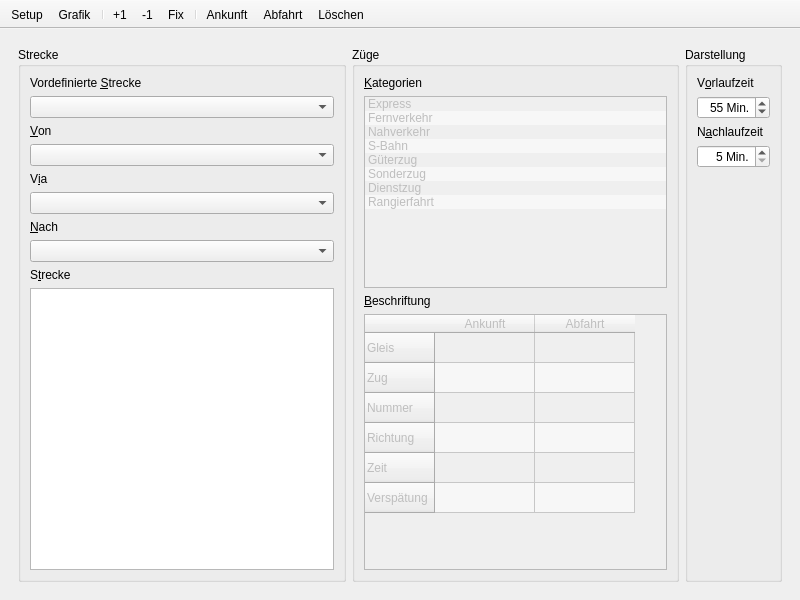
Before: the Qt Designer form stskit/qt/bildfahrplan.ui in topological-state/stskit, drawn with Qt 5.
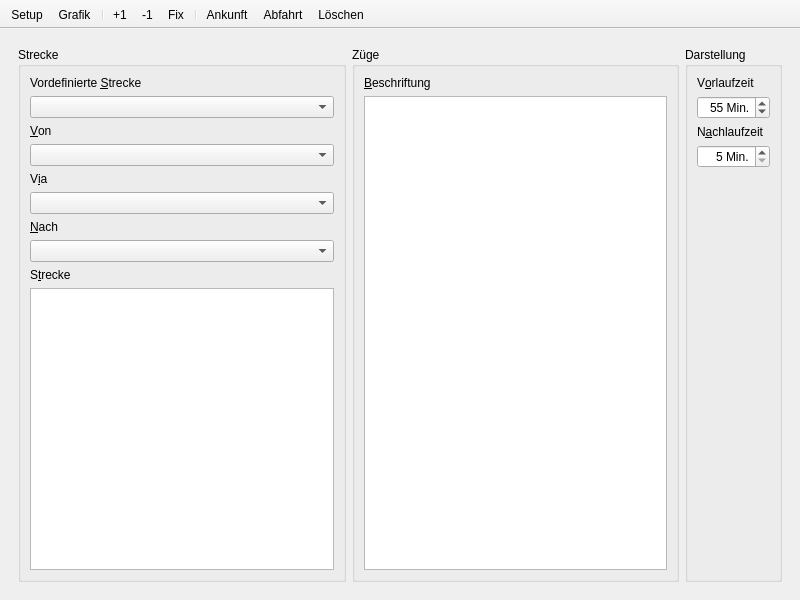
After: the same form once the commit is applied. The open tabs and pages were chosen to show the change. Icons and pictures are not drawn.

What changed in the file:
```diff
--- a/stskit/qt/bildfahrplan.ui
+++ b/stskit/qt/bildfahrplan.ui
@@ -117,75 +117,6 @@
             <layout class="QVBoxLayout" name="verticalLayout_7">
              <item>
               <layout class="QVBoxLayout" name="zuege_layout">
-               <item>
-                <widget class="QLabel" name="kategorien_label">
-                 <property name="text">
-                  <string>&amp;Kategorien</string>
-                 </property>
-                 <property name="buddy">
-                  <cstring>kategorien_list</cstring>
-                 </property>
-                </widget>
-               </item>
-               <item>
-                <widget class="QListWidget" name="kategorien_list">
-                 <property name="enabled">
-                  <bool>false</bool>
-                 </property>
-                 <property name="sizePolicy">
-                  <sizepolicy hsizetype="Expanding" vsizetype="Preferred">
-                   <horstretch>0</horstretch>
-                   <verstretch>0</verstretch>
-                  </sizepolicy>
-                 </property>
-                 <property name="alternatingRowColors">
-                  <bool>true</bool>
-                 </property>
-                 <property name="selectionBehavior">
-                  <enum>QAbstractItemView::SelectRows</enum>
-                 </property>
-                 <item>
-                  <property name="text">
-                   <string>Express</string>
-                  </property>
-                 </item>
-                 <item>
-                  <property name="text">
-                   <string>Fernverkehr</string>
-                  </property>
-                 </item>
-                 <item>
-                  <property name="text">
-                   <string>Nahverkehr</string>
-                  </property>
-                 </item>
-                 <item>
-                  <property name="text">
-                   <string>S-Bahn</string>
-                  </property>
-                 </item>
-                 <item>
-                  <property name="text">
-                   <string>Güterzug</string>
-                  </property>
-                 </item>
-                 <item>
-                  <property name="text">
-                   <string>Sonderzug</string>
-                  </property>
-                 </item>
-                 <item>
-                  <property name="text">
-                   <string>Dienstzug</string>
-                  </property>
-                 </item>
-                 <item>
-                  <property name="text">
-                   <string>Rangierfahrt</string>
-                  </property>
-                 </item>
-                </widget>
-               </item>
                <item>
                 <widget class="QLabel" name="beschriftung_label">
                  <property name="text">
@@ -197,172 +128,7 @@
                 </widget>
                </item>
                <item>
-                <widget class="QTableWidget" name="beschriftung_table">
-                 <property name="enabled">
-                  <bool>false</bool>
-                 </property>
-                 <property name="alternatingRowColors">
-                  <bool>true</bool>
-                 </property>
-                 <property name="selectionMode">
-                  <enum>QAbstractItemView::NoSelection</enum>
-                 </property>
-                 <row>
-                  <property name="text">
-                   <string>Gleis</string>
-                  </property>
-                 </row>
-                 <row>
-                  <property name="text">
-                   <string>Zug</string>
-                  </property>
-                 </row>
-                 <row>
-                  <property name="text">
-                   <string>Nummer</string>
-                  </property>
-                 </row>
-                 <row>
-                  <property name="text">
-                   <string>Richtung</string>
-                  </property>
-                 </row>
-                 <row>
-                  <property name="text">
-                   <string>Zeit</string>
-                  </property>
-                 </row>
-                 <row>
-                  <property name="text">
-                   <string>Verspätung</string>
-                  </property>
-                 </row>
-                 <column>
-                  <property name="text">
-                   <string>Ankunft</string>
-                  </property>
-                 </column>
-                 <column>
-                  <property name="text">
-                   <string>Abfahrt</string>
-                  </property>
-                 </column>
-                 <item row="0" column="0">
-                  <property name="text">
-                   <string/>
-                  </property>
-                  <property name="checkState">
-                   <enum>Unchecked</enum>
-                  </property>
-                  <property name="flags">
-                   <set>ItemIsUserCheckable|ItemIsEnabled</set>
-                  </property>
-                 </item>
-                 <item row="0" column="1">
-                  <property name="text">
-                   <string/>
-                  </property>
-                  <property name="checkState">
-                   <enum>Unchecked</enum>
-                  </property>
-                  <property name="flags">
-                   <set>ItemIsUserCheckable|ItemIsEnabled</set>
-                  </property>
-                 </item>
-                 <item row="1" column="0">
-                  <property name="text">
-                   <string/>
-                  </property>
-                  <property name="checkState">
-                   <enum>Unchecked</enum>
-                  </property>
-                  <property name="flags">
-                   <set>ItemIsUserCheckable|ItemIsEnabled</set>
-                  </property>
-                 </item>
-                 <item row="1" column="1">
-                  <property name="text">
-                   <string/>
-                  </property>
-                  <property name="checkState">
-                   <enum>Unchecked</enum>
-                  </property>
-                  <property name="flags">
-                   <set>ItemIsUserCheckable|ItemIsEnabled</set>
-                  </property>
-                 </item>
-                 <item row="2" column="0">
-                  <property name="flags">
-                   <set>ItemIsUserCheckable|ItemIsEnabled</set>
-                  </property>
-                 </item>
-                 <item row="3" column="0">
-                  <property name="text">
-                   <string/>
-                  </property>
-                  <property name="checkState">
-                   <enum>Unchecked</enum>
-                  </property>
-                  <property name="flags">
-                   <set>ItemIsUserCheckable|ItemIsEnabled</set>
-                  </property>
-                 </item>
-                 <item row="3" column="1">
-                  <property name="text">
-                   <string/>
-                  </property>
-                  <property name="checkState">
-                   <enum>Unchecked</enum>
-                  </property>
-                  <property name="flags">
-                   <set>ItemIsUserCheckable|ItemIsEnabled</set>
-                  </property>
-                 </item>
-                 <item row="4" column="0">
-                  <property name="text">
-                   <string/>
-                  </property>
-                  <property name="checkState">
-                   <enum>Unchecked</enum>
-                  </property>
-                  <property name="flags">
-                   <set>ItemIsUserCheckable|ItemIsEnabled</set>
-                  </property>
-                 </item>
-                 <item row="4" column="1">
-                  <property name="text">
-                   <string/>
-                  </property>
-                  <property name="checkState">
-                   <enum>Unchecked</enum>
-                  </property>
-                  <property name="flags">
-                   <set>ItemIsUserCheckable|ItemIsEnabled</set>
-                  </property>
-                 </item>
-                 <item row="5" column="0">
-                  <property name="text">
-                   <string/>
-                  </property>
-                  <property name="checkState">
-                   <enum>Unchecked</enum>
-                  </property>
-                  <property name="flags">
-                   <set>ItemIsUserCheckable|ItemIsEnabled</set>
-                  </property>
-                 </item>
-                 <item row="5" column="1">
-                  <property name="text">
-                   <string/>
-                  </property>
-                  <property name="checkState">
-                   <enum>Unchecked</enum>
-                  </property>
-                  <property name="flags">
-                   <set>ItemIsUserCheckable|ItemIsEnabled</set>
-                  </property>
-                 </item>
-                </widget>
+                <widget class="QTableView" name="beschriftung_table"/>
                </item>
               </layout>
              </item>
```
